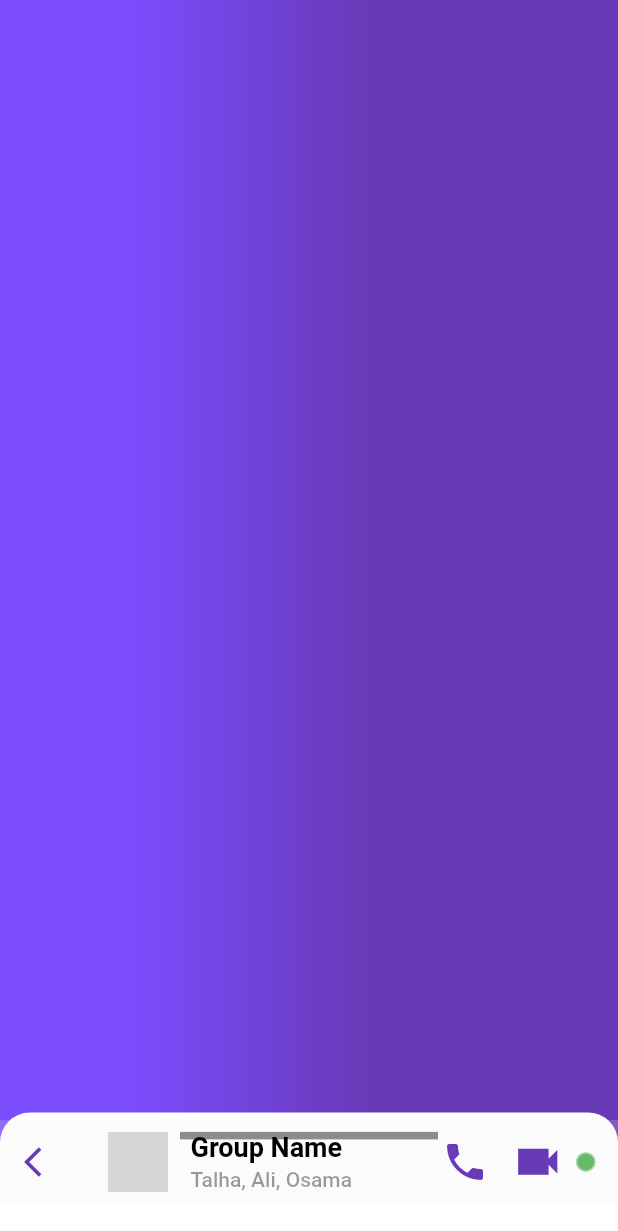
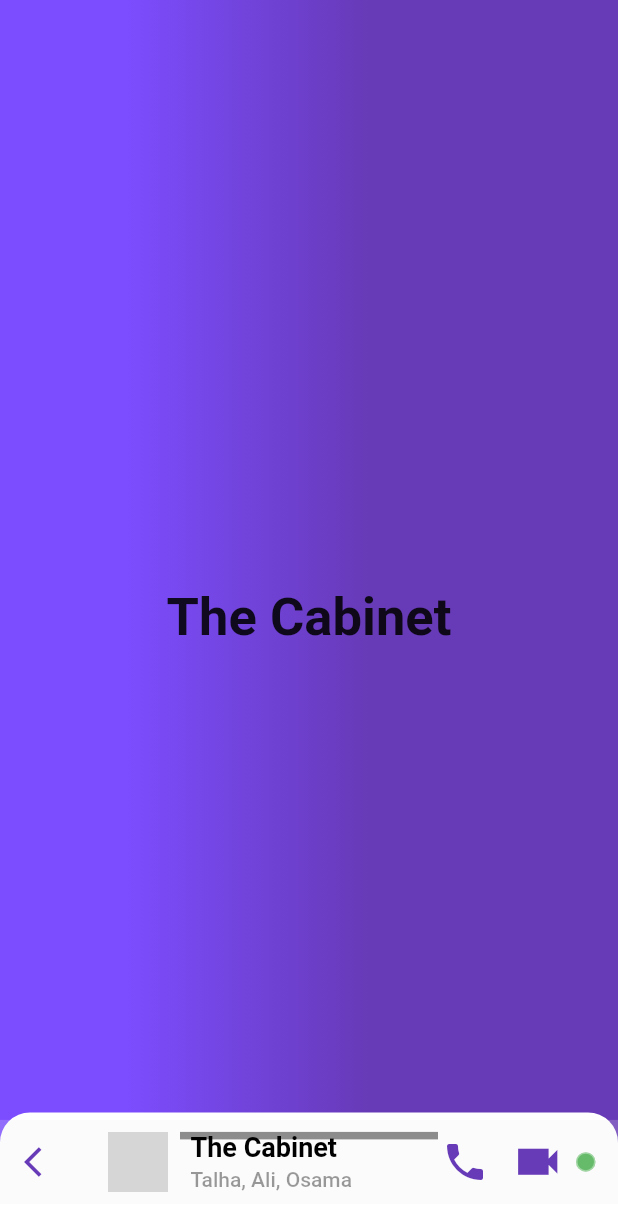
Before and after one commit to ihassanjavaid/chat-app-bloc, a Flutter app: the screen it shows after launch, on a phone screen of 412 x 824 dp. Shown: the top 1231 px of the screen. Run offline on Flutter 3.47's test engine with Material 2 defaults, Android fonts, the phone set to English and light mode, and no system bars; our stand-ins replace flutter_signin_button, font_awesome_flutter, modal_progress_hud, rflutter_alert; network calls fail; grey boxes are pictures that could not be loaded.

Commit message:
UI update 2

```diff
--- a/lib/src/resources/utilities/constants.dart
+++ b/lib/src/resources/utilities/constants.dart
@@ -128,9 +128,9 @@ const kMessageTextFieldDecoration = InputDecoration(
   border: InputBorder.none,
 );
 
-const primary = Colors.deepPurple;
-const grey = Color(0xFFe9eaec);
-const white = Color(0xFFFFFFFF);
-const black = Color(0xFF000000);
-const online = Color(0xFF66BB6A);
-const blue_story = Colors.blueAccent;
+const Color primary = Colors.deepPurple;
+const Color grey = Color(0xFFe9eaec);
+const Color white = Color(0xFFFFFFFF);
+const Color black = Color(0xFF000000);
+const Color online = Color(0xFF66BB6A);
+const Color blue_story = Colors.blueAccent;
--- a/lib/src/ui/chat_screen.dart
+++ b/lib/src/ui/chat_screen.dart
@@ -243,6 +243,8 @@ class ChatScreen extends StatefulWidget {
 }
 
 class _ChatScreenState extends State<ChatScreen> {
+  bool _isChatHidden = true;
+
   @override
   Widget build(BuildContext context) {
     return Scaffold(
@@ -255,7 +257,30 @@ class _ChatScreenState extends State<ChatScreen> {
             stops: [0.2, 0.6],
           ),
         ),
-        child: ChatThread(),
+        child: Stack(
+          //mainAxisSize: MainAxisSize.max,
+          children: [
+            Align(
+              alignment: _isChatHidden ?
+              Alignment.center : Alignment.topLeft,
+              child: Text(
+                'The Cabinet',
+                style: TextStyle(
+                  fontSize: 35,
+                  fontWeight: FontWeight.bold
+                ),
+              ),
+            ),
+            GestureDetector(
+                onTapDown: (details){
+                  setState(() {
+                    _isChatHidden = !_isChatHidden;
+                  });
+                },
+                child: ChatThread()
+            ),
+          ],
+        ),
       ),
     );
   }
--- a/lib/src/ui/chat_thread_screen.dart
+++ b/lib/src/ui/chat_thread_screen.dart
@@ -15,7 +15,7 @@ class ChatThread extends StatelessWidget {
     return DraggableScrollableSheet(
       minChildSize: 0.1,
       initialChildSize: 0.1,
-      maxChildSize: 1.0,
+      maxChildSize: 0.9,
       builder: (BuildContext context, ScrollController scrollController) {
         return SingleChildScrollView(
           controller: scrollController,
@@ -24,7 +24,7 @@ class ChatThread extends StatelessWidget {
               borderRadius: BorderRadius.circular(20),
               color: Colors.white,
             ),
-            height: MediaQuery.of(context).size.height,
+            height: MediaQuery.of(context).size.height*0.9,
             child: Column(
               mainAxisAlignment: MainAxisAlignment.spaceBetween,
               children: [
@@ -71,7 +71,7 @@ class ChatThread extends StatelessWidget {
                           crossAxisAlignment: CrossAxisAlignment.start,
                           children: <Widget>[
                             Text(
-                              'Group\tName',
+                              'The\tCabinet',
                               style: TextStyle(
                                   fontSize: 18,
                                   fontWeight: FontWeight.bold,
```
